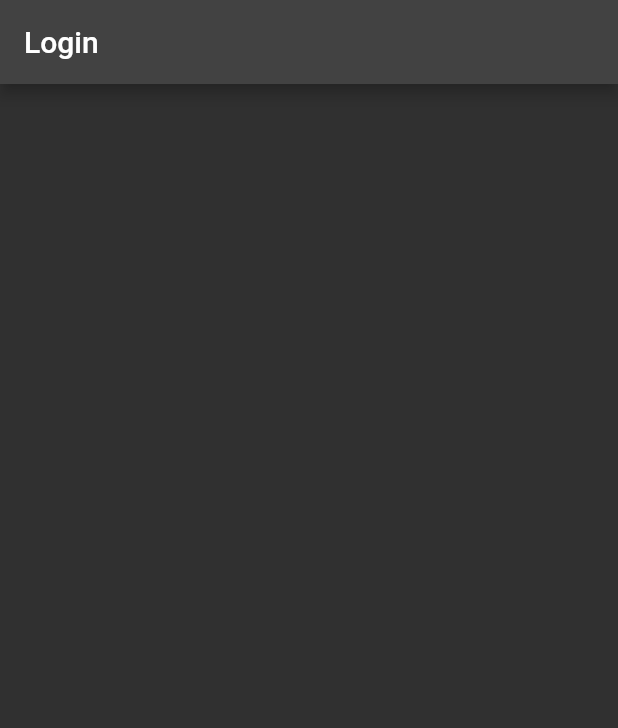
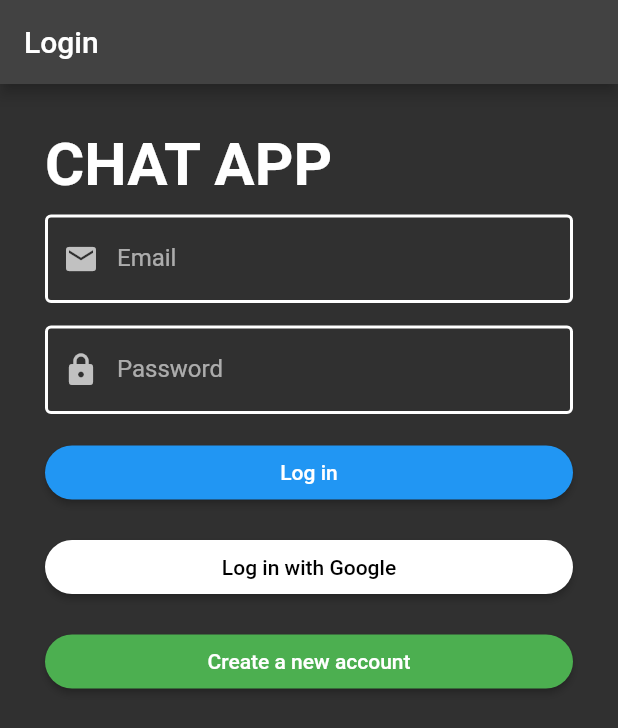
Before and after one commit to Shisaroru/FlutterFire-ChatApp, a Flutter app: the screen it shows after launch, on a phone screen of 412 x 824 dp. Shown: the top 728 px of the screen. Run offline on Flutter 3.47's test engine with Material 2 defaults, Android fonts, the phone set to English and light mode, and no system bars; our stand-ins replace firebase_auth, firebase_core, google_sign_in, shared_preferences; accounts and stored records are empty.

Commit message:
Implement Log in screen UI

```diff
--- /dev/null
+++ b/lib/auth/conponents/auth_button.dart
@@ -0,0 +1,34 @@
+import 'package:flutter/material.dart';
+
+class AuthButton extends StatelessWidget {
+  final Color color;
+  final String text;
+  final Function method;
+
+  const AuthButton({
+    super.key,
+    required this.color,
+    required this.text,
+    required this.method,
+  });
+
+  @override
+  Widget build(BuildContext context) {
+    return ElevatedButton(
+      onPressed: () {
+        method();
+      },
+      style: ElevatedButton.styleFrom(
+        backgroundColor: color,
+        shape: RoundedRectangleBorder(
+          borderRadius: BorderRadius.circular(30),
+        ),
+      ),
+      child: Text(
+        text,
+        style: TextStyle(
+            color: (color == Colors.white) ? Colors.black : Colors.white),
+      ),
+    );
+  }
+}
--- /dev/null
+++ b/lib/auth/conponents/input.dart
@@ -0,0 +1,63 @@
+import 'package:flutter/material.dart';
+
+class Input extends StatelessWidget {
+  final String label;
+  final Icon icon;
+  final bool showInput;
+  final String validator;
+
+  const Input({
+    super.key,
+    required this.label,
+    required this.icon,
+    required this.showInput,
+    required this.validator,
+  });
+
+  @override
+  Widget build(BuildContext context) {
+    return TextFormField(
+      validator: (value) {
+        if (validator == "email") {
+          return RegExp(
+                      r"^[a-zA-Z0-9.a-zA-Z0-9.!#$%&'*+-/=?^_`{|}~]+@[a-zA-Z0-9]+\.[a-zA-Z]+")
+                  .hasMatch(value!)
+              ? null
+              : "Please enter a valid email address";
+        } else if (validator == "password" && value!.length < 6) {
+          return "Password must be at least 6 characters";
+        }
+        return null;
+      },
+      obscureText: !showInput,
+      decoration: InputDecoration(
+        labelText: label,
+        prefixIcon: icon,
+        focusedBorder: const OutlineInputBorder(
+          borderSide: BorderSide(
+            color: Colors.blue,
+            width: 2,
+          ),
+        ),
+        enabledBorder: const OutlineInputBorder(
+          borderSide: BorderSide(
+            color: Colors.white,
+            width: 2,
+          ),
+        ),
+        errorBorder: const OutlineInputBorder(
+          borderSide: BorderSide(
+            color: Colors.red,
+            width: 2,
+          ),
+        ),
+        focusedErrorBorder: const OutlineInputBorder(
+          borderSide: BorderSide(
+            color: Colors.red,
+            width: 2,
+          ),
+        ),
+      ),
+    );
+  }
+}
--- a/lib/auth/login.dart
+++ b/lib/auth/login.dart
@@ -1,9 +1,18 @@
 import 'package:flutter/material.dart';
+import 'package:myproject_app/auth/conponents/input.dart';
+import 'package:myproject_app/auth/conponents/auth_button.dart';
 import 'package:myproject_app/home/home.dart';
 import 'package:myproject_app/services/auth.dart';
 
-class Login extends StatelessWidget {
+class Login extends StatefulWidget {
   const Login({super.key});
+
+  @override
+  State<Login> createState() => _LoginState();
+}
+
+class _LoginState extends State<Login> {
+  final formKey = GlobalKey<FormState>();
 
   @override
   Widget build(BuildContext context) {
@@ -18,11 +27,85 @@ class Login extends StatelessWidget {
           return const Home();
         }
         return Scaffold(
+          resizeToAvoidBottomInset: false,
           appBar: AppBar(
             title: const Text("Login"),
+          ),
+          body: Container(
+            padding: const EdgeInsets.all(30),
+            alignment: Alignment.center,
+            child: Form(
+              key: formKey,
+              child: Column(
+                crossAxisAlignment: CrossAxisAlignment.stretch,
+                children: [
+                  const Text(
+                    "CHAT APP",
+                    style: TextStyle(
+                      fontSize: 40,
+                      fontWeight: FontWeight.bold,
+                    ),
+                  ),
+                  const SizedBox(
+                    height: 10,
+                  ),
+                  const Input(
+                    label: "Email",
+                    icon: Icon(
+                      Icons.email,
+                    ),
+                    showInput: true,
+                    validator: "email",
+                  ),
+                  const SizedBox(
+                    height: 15,
+                  ),
+                  const Input(
+                    label: "Password",
+                    icon: Icon(
+                      Icons.lock,
+                    ),
+                    showInput: false,
+                    validator: "password",
+                  ),
+                  const SizedBox(
+                    height: 15,
+                  ),
+                  AuthButton(
+                    color: Colors.blue,
+                    text: "Log in",
+                    method: login,
+                  ),
+                  const SizedBox(
+                    height: 15,
+                  ),
+                  AuthButton(
+                    color: Colors.white,
+                    text: "Log in with Google",
+                    method: Auth().googleSignIn,
+                  ),
+                  const SizedBox(
+                    height: 15,
+                  ),
+                  AuthButton(
+                    color: Colors.green,
+                    text: "Create a new account",
+                    method: register,
+                  ),
+                ],
+              ),
+            ),
           ),
         );
       },
     );
   }
+
+  login() {
+    print(formKey.currentState!.validate());
+  }
+
+  register() {
+    Navigator.pushReplacementNamed(context, '/register');
+  }
 }
--- a/lib/main.dart
+++ b/lib/main.dart
@@ -1,6 +1,5 @@
 import 'package:flutter/material.dart';
 import 'package:myproject_app/app_state.dart';
-import 'package:myproject_app/auth/login.dart';
 import 'package:myproject_app/routes.dart';
 import 'package:myproject_app/theme.dart';
 
--- a/lib/services/auth.dart
+++ b/lib/services/auth.dart
@@ -1,6 +1,35 @@
 import 'package:firebase_auth/firebase_auth.dart';
+import 'package:google_sign_in/google_sign_in.dart';
 
 class Auth {
   final userStream = FirebaseAuth.instance.authStateChanges();
   final user = FirebaseAuth.instance.currentUser;
+
+  Future<void> googleSignIn() async {
+    try {
+      final googleUser = await GoogleSignIn().signIn();
+
+      if (googleUser == null) return;
+
+      final googleAuth = await googleUser.authentication;
+      final authCredential = GoogleAuthProvider.credential(
+        accessToken: googleAuth.accessToken,
+        idToken: googleAuth.idToken,
+      );
+
+      await FirebaseAuth.instance.signInWithCredential(authCredential);
+    } on FirebaseAuthException catch (e) {
+      print(e.message);
+    }
+  }
+
+  Future<void> signIn() async {
+    try {} on FirebaseAuthException catch (e) {
+      print(e.message);
+    }
+  }
+
+  Future<void> signOut() async {
+    await FirebaseAuth.instance.signOut();
+  }
 }
--- /dev/null
+++ b/lib/services/share_preference.dart
@@ -0,0 +1,12 @@
+import 'package:shared_preferences/shared_preferences.dart';
+
+class Preference {
+  static String userLoggedInKey = "LOGGED_IN_KEY";
+  static String userNameKey = "USERNAME";
+  static String userEmailKey = "USER_EMAIL";
+
+  static Future getUserLoggedInData() async {
+    SharedPreferences data = await SharedPreferences.getInstance();
+    return data.getBool(userLoggedInKey);
+  }
+}
--- a/lib/shared/drawer.dart
+++ b/lib/shared/drawer.dart
@@ -1,4 +1,5 @@
 import 'package:flutter/material.dart';
+import 'package:myproject_app/services/auth.dart';
 
 class AppDrawer extends StatelessWidget {
   const AppDrawer({super.key});
@@ -31,7 +32,9 @@ class AppDrawer extends StatelessWidget {
           ),
           ListTile(
             title: const Text('Log out'),
-            onTap: () {},
+            onTap: () {
+              Auth().signOut();
+            },
           )
         ],
       ),
--- a/lib/theme.dart
+++ b/lib/theme.dart
@@ -1,8 +1,5 @@
 import 'package:flutter/material.dart';
 
 var appTheme = ThemeData(
-  bottomAppBarTheme: const BottomAppBarTheme(
-    color: Colors.black87,
-  ),
   brightness: Brightness.dark,
 );
--- a/pubspec.yaml
+++ b/pubspec.yaml
@@ -39,6 +39,8 @@ dependencies:
   cloud_firestore: ^4.4.3
   firebase_auth: ^4.2.9
   provider: ^6.0.5
+  google_sign_in: ^6.0.2
+  shared_preferences: ^2.0.18
 
 dev_dependencies:
   flutter_test:
```
Also changed, not shown: pubspec.lock.
